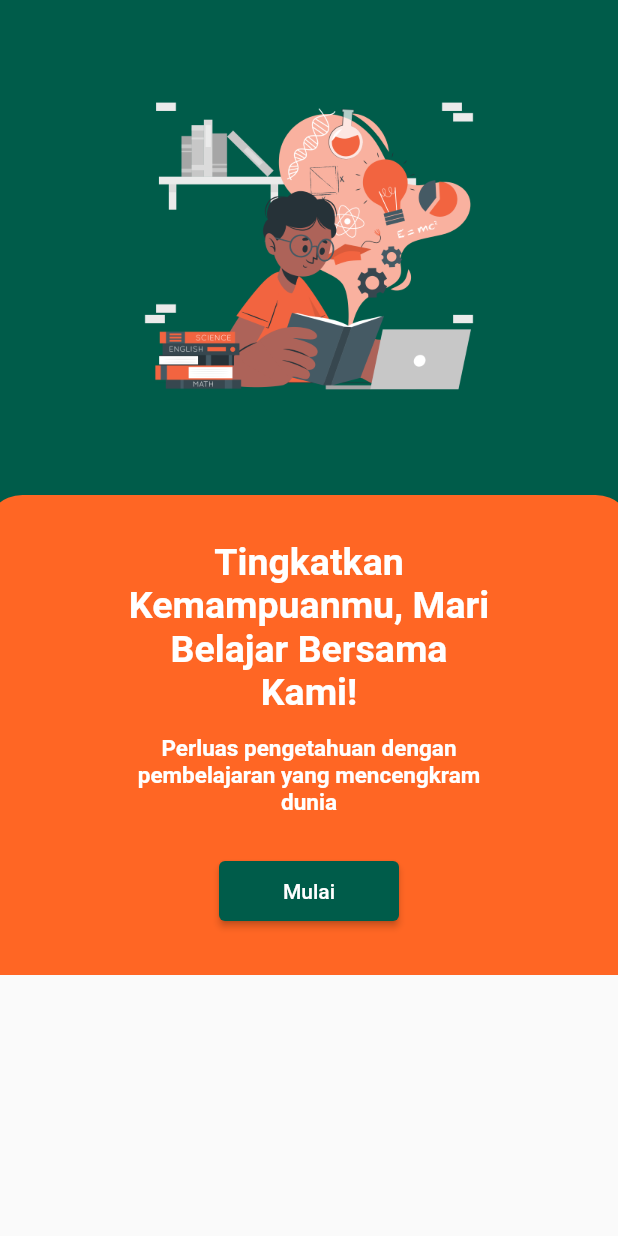
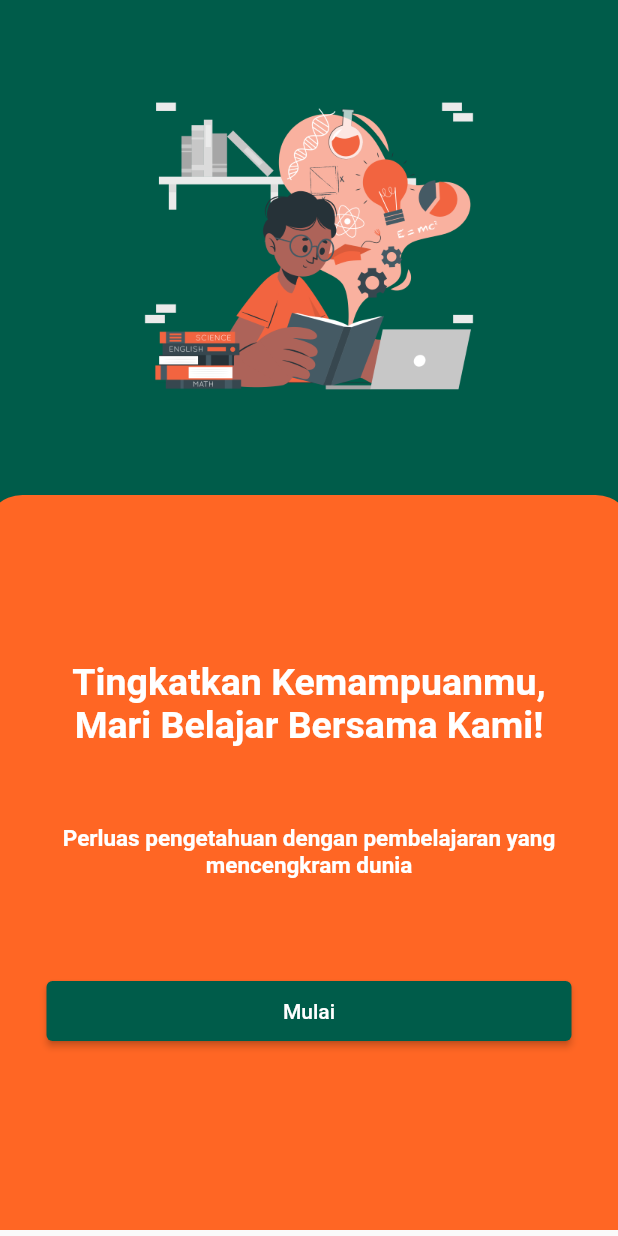
Before and after one commit to Learning-Management-System-Kelompok-42/MOBILE-LMS, a Flutter app: the screen it shows after launch, on a phone screen of 412 x 824 dp. Run offline on Flutter 3.47's test engine with Material 2 defaults, Android fonts, the phone set to English and light mode, and no system bars; our stand-ins replace accordion, chewie, dio, dropdown_button2, flutter_form_builder, flutter_rating_bar and 6 more; missing offline and left inert: checkbox_formfield, flutter_filereader, textfield_search.

Commit message:
adding second state for landing page

```diff
--- a/Source_code/lms/lib/screen/landing_screen.dart
+++ b/Source_code/lms/lib/screen/landing_screen.dart
@@ -1,7 +1,16 @@
 import 'package:flutter/material.dart';
 
-class LandingScreen extends StatelessWidget {
+class LandingScreen extends StatefulWidget {
   const LandingScreen({Key? key}) : super(key: key);
+
+  @override
+  State<LandingScreen> createState() => _LandingScreenState();
+}
+
+class _LandingScreenState extends State<LandingScreen> {
+  bool _displayNewTextField = false;
+  bool _displayNewButton = false;
+  TextEditingController newTextFieldController = TextEditingController();
 
   @override
   Widget build(BuildContext context) {
@@ -18,7 +27,7 @@ class LandingScreen extends StatelessWidget {
           ),
           Container(
             width: double.infinity,
-            height: 300,
+            height: 470,
             decoration: BoxDecoration(
               borderRadius: const BorderRadius.only(
                 topLeft: Radius.circular(25),
@@ -36,10 +45,10 @@ class LandingScreen extends StatelessWidget {
             child: Column(
               children: [
                 const SizedBox(
-                  height: 20,
+                  height: 100,
                 ),
                 Container(
-                  width: 250,
+                  width: 350,
                   height: 110,
                   child: const Align(
                     alignment: Alignment.topCenter,
@@ -53,11 +62,11 @@ class LandingScreen extends StatelessWidget {
                     ),
                   ),
                 ),
-                const SizedBox(
-                  height: 20,
-                ),
+                // const SizedBox(
+                //   height: 20,
+                // ),
                 Container(
-                  width: 250,
+                  width: 350,
                   height: 80,
                   child: const Align(
                     alignment: Alignment.topCenter,
@@ -71,14 +80,60 @@ class LandingScreen extends StatelessWidget {
                     ),
                   ),
                 ),
+                Visibility(
+                  visible: _displayNewTextField,
+                  child: Container(
+                    width: 350,
+                    child: TextFormField(
+                      controller: newTextFieldController,
+                      decoration: const InputDecoration(
+                        filled: true,
+                        fillColor: Colors.white,
+                        labelText: 'Masukkan link invitaion anda',
+                        hintText: 'Masukkan link invitaion anda',
+                        contentPadding:
+                            EdgeInsets.symmetric(vertical: 15, horizontal: 20),
+                        enabledBorder: OutlineInputBorder(
+                          borderSide:
+                              BorderSide(color: Color.fromARGB(255, 0, 92, 74)),
+                          borderRadius: BorderRadius.all(
+                            Radius.circular(10),
+                          ),
+                        ),
+                        focusedBorder: OutlineInputBorder(
+                          borderSide:
+                              BorderSide(color: Color.fromARGB(255, 0, 92, 74)),
+                          borderRadius: BorderRadius.all(
+                            Radius.circular(10),
+                          ),
+                        ),
+                      ),
+                    ),
+                  ),
+                ),
+                const SizedBox(height: 20),
+                // ElevatedButton(
+                //   onPressed: () async {
+                //     setState(() {
+                //       _displayNewTextField = true;
+                //     });
+                //   },
+                //   child: const Text("Submit"),
+                // ),
                 ElevatedButton(
-                  onPressed: () {
+                  onPressed: () async {
+                    setState(() {
+                      _displayNewTextField = true;
+                    });
                     Navigator.pushNamed(context, 'regis');
                   },
+                  // onPressed: () {
+                  //   Navigator.pushNamed(context, 'regis');
+                  // },
                   child: const Text('Mulai'),
                   style: ElevatedButton.styleFrom(
                       primary: Color.fromARGB(255, 0, 92, 74),
-                      fixedSize: Size(120, 40)),
+                      fixedSize: Size(350, 40)),
                 ),
               ],
             ),
```
Also changed, not shown: Source_code/lms/lib/screen/permintaan_screen.dart (+27 -1 lines).
